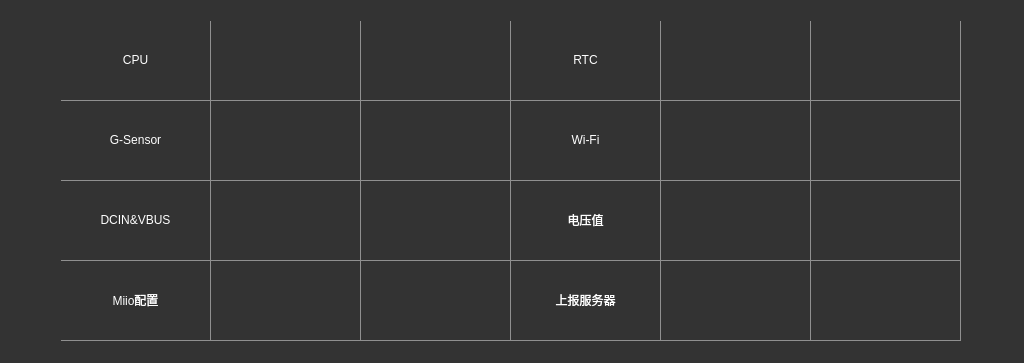
This is widget/board/item/widgetTest.ui in ren-woohoo/bran-test-pc as Qt 5 draws it before an edit. The edited form follows.
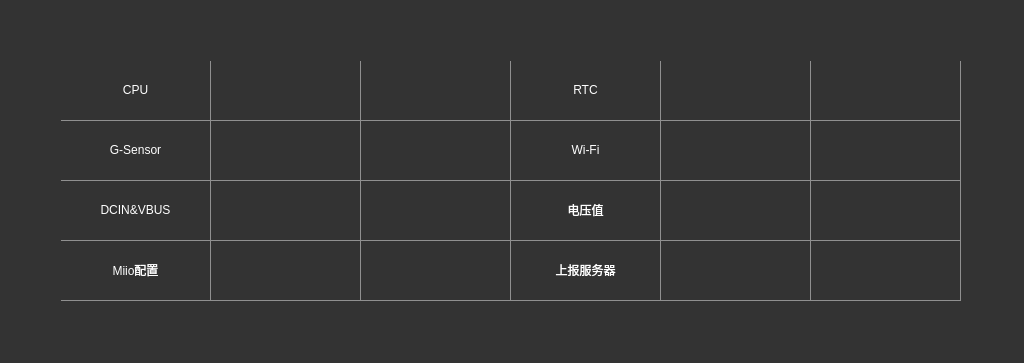
This is the edited form.

Diff of the .ui file:
```diff
--- a/widget/board/item/widgetTest.ui
+++ b/widget/board/item/widgetTest.ui
@@ -51,13 +51,13 @@
      <property name="minimumSize">
       <size>
        <width>904</width>
-       <height>323</height>
+       <height>242</height>
       </size>
      </property>
      <property name="maximumSize">
       <size>
        <width>904</width>
-       <height>403</height>
+       <height>242</height>
       </size>
      </property>
      <property name="focusPolicy">
@@ -105,7 +105,7 @@
       <bool>false</bool>
      </attribute>
      <attribute name="verticalHeaderDefaultSectionSize">
-      <number>80</number>
+      <number>60</number>
      </attribute>
      <row>
       <property name="text">
```
